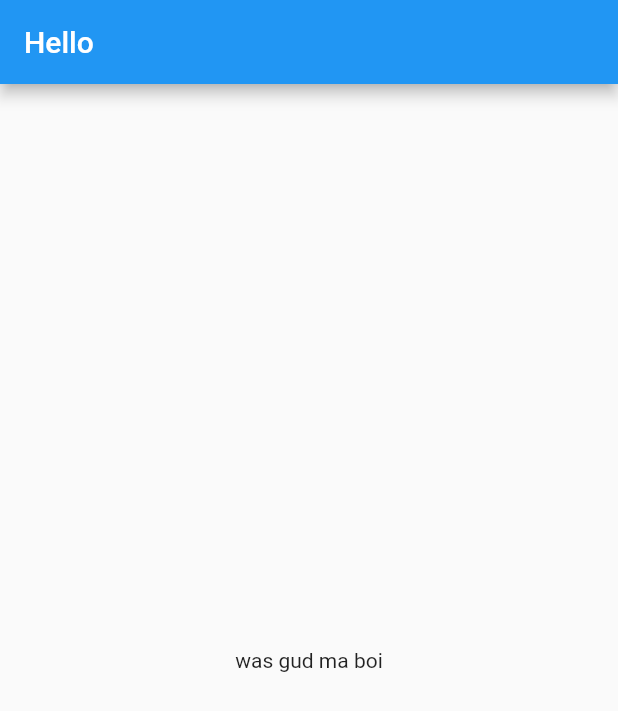
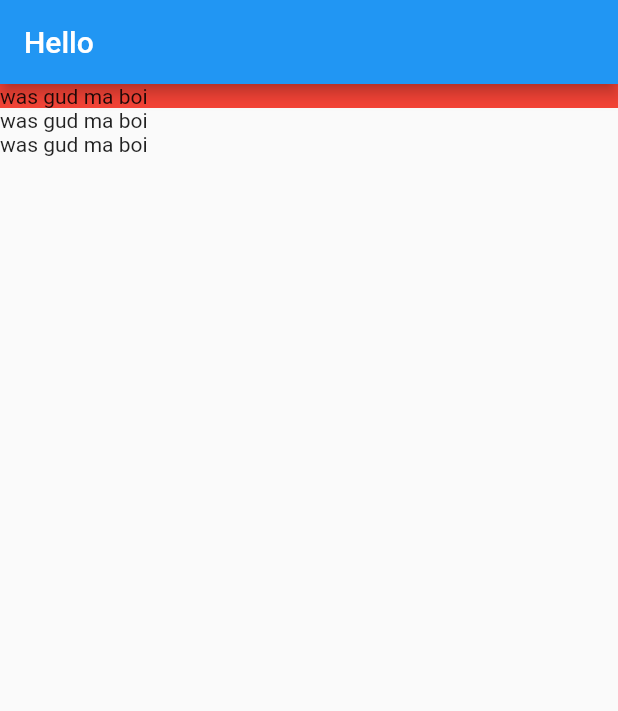
Before and after one commit to ezhang7423/flutter2, a Flutter app: the screen it shows after launch, on a phone screen of 412 x 824 dp. Shown: the top 711 px of the screen. Run offline on Flutter 3.47's test engine with Material 2 defaults, Android fonts, the phone set to English and light mode, and no system bars.

Commit message:
got some divs

```diff
--- a/lib/screens/location_detail/location_detail.dart
+++ b/lib/screens/location_detail/location_detail.dart
@@ -4,8 +4,18 @@ class LocationDetail extends StatelessWidget {
   @override
   Widget build(BuildContext context) {
     return Scaffold(
-      appBar: AppBar(title: Text('Hello')),
-      body: Align(alignment: Alignment.center, child: Text('was gud ma boi')),
-    );
+        appBar: AppBar(title: Text('Hello')),
+        body: Column(
+            mainAxisAlignment: MainAxisAlignment.start,
+            crossAxisAlignment: CrossAxisAlignment.stretch,
+            children: [
+              Container(
+                  decoration: BoxDecoration(
+                    color: Colors.red,
+                  ),
+                  child: Text('was gud ma boi')),
+              Container(child: Text('was gud ma boi')),
+              Container(child: Text('was gud ma boi')),
+            ]));
   }
 }
```
